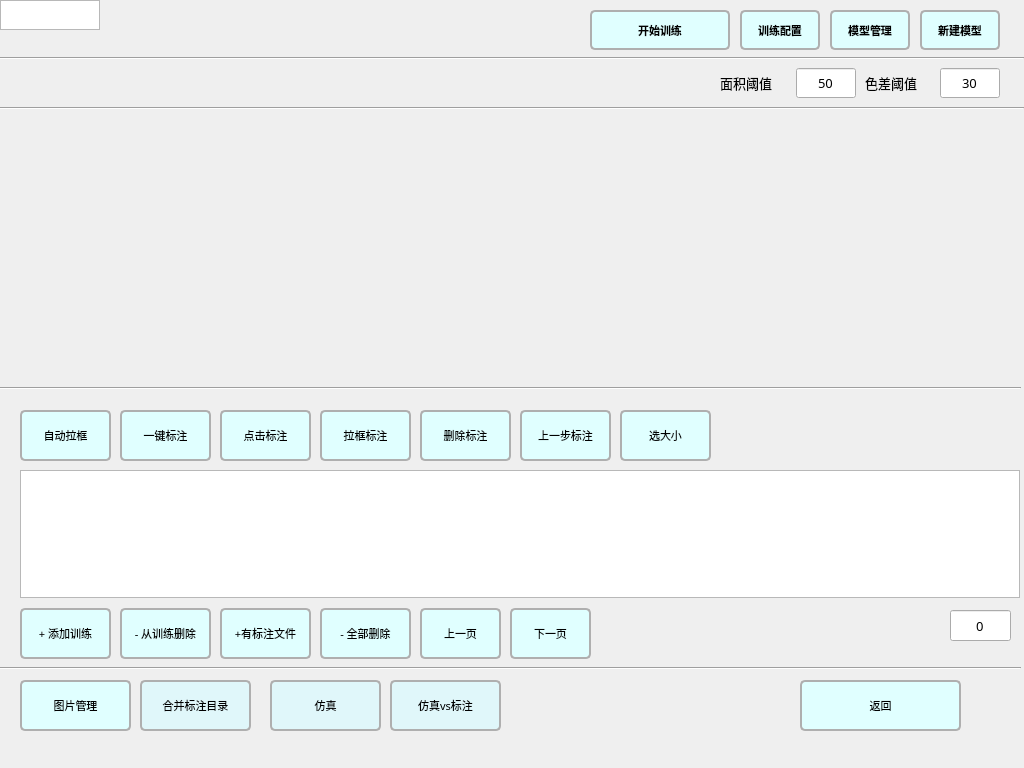
xiekai-aiai/duyisorter, file aimodelset.ui: the form before one commit.
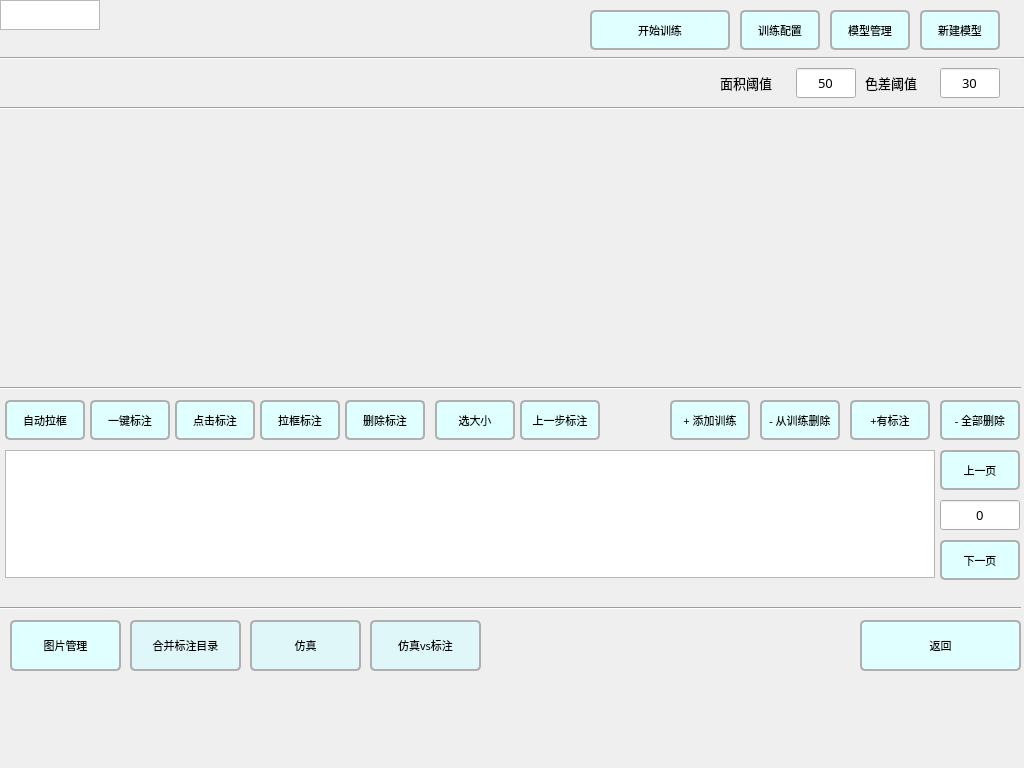
The form after the commit. Icons and pictures are not drawn.

Commit message:
UI 调整：按钮加粗、类别按钮 8 类上限、文字颜色
- aimodelset.ui: trainServerCfgPushButton/modelTrainPushButton/modelSelPushButton/modelNewPushButton 四个按钮字体改为 DejaVu Sans 8pt bold
- aimodelset.cpp: 类别按钮数量上限改为 8（setupClassCheckBoxes/新建模型对话框 addClsBtn）；新增 getClassTextColorTable() 按用户标注指定 10 类文字颜色；类别按钮圆角 5px；line 4445 注释 "最多 9 类" → "最多 8 类"
- aimodelset.h: 新增 getClassTextColorTable() 静态函数声明

The edit to the form file:
```diff
--- a/aimodelset.ui
+++ b/aimodelset.ui
@@ -137,8 +137,6 @@
     <font>
      <family>DejaVu Sans</family>
      <pointsize>8</pointsize>
-     <weight>75</weight>
-     <bold>true</bold>
     </font>
    </property>
    <property name="styleSheet">
@@ -174,8 +172,6 @@
     <font>
      <family>DejaVu Sans</family>
      <pointsize>8</pointsize>
-     <weight>75</weight>
-     <bold>true</bold>
     </font>
    </property>
    <property name="styleSheet">
@@ -211,8 +207,8 @@
     <font>
      <family>DejaVu Sans</family>
      <pointsize>8</pointsize>
-     <weight>75</weight>
-     <bold>true</bold>
+     <weight>50</weight>
+     <bold>false</bold>
     </font>
    </property>
    <property name="styleSheet">
@@ -238,10 +234,10 @@
   <widget class="QPushButton" name="oneKeyAnnoPushButton">
    <property name="geometry">
     <rect>
-     <x>120</x>
-     <y>410</y>
-     <width>91</width>
-     <height>51</height>
+     <x>90</x>
+     <y>400</y>
+     <width>80</width>
+     <height>40</height>
     </rect>
    </property>
    <property name="font">
@@ -273,10 +269,10 @@
   <widget class="QPushButton" name="drawAnnoPushButton">
    <property name="geometry">
     <rect>
-     <x>320</x>
-     <y>410</y>
-     <width>91</width>
-     <height>51</height>
+     <x>260</x>
+     <y>400</y>
+     <width>80</width>
+     <height>40</height>
     </rect>
    </property>
    <property name="font">
@@ -308,10 +304,10 @@
   <widget class="QPushButton" name="addTrainListPushButton">
    <property name="geometry">
     <rect>
-     <x>20</x>
-     <y>608</y>
-     <width>91</width>
-     <height>51</height>
+     <x>670</x>
+     <y>400</y>
+     <width>80</width>
+     <height>40</height>
     </rect>
    </property>
    <property name="font">
@@ -343,10 +339,10 @@
   <widget class="QPushButton" name="erasePushButton">
    <property name="geometry">
     <rect>
-     <x>420</x>
-     <y>410</y>
-     <width>91</width>
-     <height>51</height>
+     <x>345</x>
+     <y>400</y>
+     <width>80</width>
+     <height>40</height>
     </rect>
    </property>
    <property name="font">
@@ -378,8 +374,8 @@
   <widget class="QPushButton" name="importImgPushButton">
    <property name="geometry">
     <rect>
-     <x>20</x>
-     <y>680</y>
+     <x>10</x>
+     <y>620</y>
      <width>111</width>
      <height>51</height>
     </rect>
@@ -413,8 +409,8 @@
   <widget class="QPushButton" name="mergeImgPushButton">
    <property name="geometry">
     <rect>
-     <x>140</x>
-     <y>680</y>
+     <x>130</x>
+     <y>620</y>
      <width>111</width>
      <height>51</height>
     </rect>
@@ -449,9 +445,9 @@
    <property name="geometry">
     <rect>
      <x>520</x>
-     <y>410</y>
-     <width>91</width>
-     <height>51</height>
+     <y>400</y>
+     <width>80</width>
+     <height>40</height>
     </rect>
    </property>
    <property name="font">
@@ -487,10 +483,10 @@
   <widget class="QPushButton" name="m_prevBtn">
    <property name="geometry">
     <rect>
-     <x>420</x>
-     <y>608</y>
-     <width>81</width>
-     <height>51</height>
+     <x>940</x>
+     <y>450</y>
+     <width>80</width>
+     <height>40</height>
     </rect>
    </property>
    <property name="font">
@@ -522,10 +518,10 @@
   <widget class="QPushButton" name="m_nextBtn">
    <property name="geometry">
     <rect>
-     <x>510</x>
-     <y>608</y>
-     <width>81</width>
-     <height>51</height>
+     <x>940</x>
+     <y>540</y>
+     <width>80</width>
+     <height>40</height>
     </rect>
    </property>
    <property name="font">
@@ -557,10 +553,10 @@
   <widget class="QLineEdit" name="m_curPagelineEdit">
    <property name="geometry">
     <rect>
-     <x>950</x>
-     <y>610</y>
-     <width>61</width>
-     <height>31</height>
+     <x>940</x>
+     <y>500</y>
+     <width>80</width>
+     <height>30</height>
     </rect>
    </property>
    <property name="text">
@@ -573,8 +569,8 @@
   <widget class="QPushButton" name="backPushButton">
    <property name="geometry">
     <rect>
-     <x>800</x>
-     <y>680</y>
+     <x>860</x>
+     <y>620</y>
      <width>161</width>
      <height>51</height>
     </rect>
@@ -609,7 +605,7 @@
    <property name="geometry">
     <rect>
      <x>750</x>
-     <y>616</y>
+     <y>580</y>
      <width>190</width>
      <height>20</height>
     </rect>
@@ -666,7 +662,7 @@
    <property name="geometry">
     <rect>
      <x>0</x>
-     <y>660</y>
+     <y>600</y>
      <width>1021</width>
      <height>16</height>
     </rect>
@@ -678,9 +674,9 @@
   <widget class="QListWidget" name="m_imageList">
    <property name="geometry">
     <rect>
-     <x>20</x>
-     <y>470</y>
-     <width>1000</width>
+     <x>5</x>
+     <y>450</y>
+     <width>930</width>
      <height>128</height>
     </rect>
    </property>
@@ -694,10 +690,10 @@
   <widget class="QPushButton" name="delTrainListPushButton">
    <property name="geometry">
     <rect>
-     <x>120</x>
-     <y>608</y>
-     <width>91</width>
-     <height>51</height>
+     <x>760</x>
+     <y>400</y>
+     <width>80</width>
+     <height>40</height>
     </rect>
    </property>
    <property name="font">
@@ -729,10 +725,10 @@
   <widget class="QPushButton" name="fgPushButton">
    <property name="geometry">
     <rect>
-     <x>20</x>
-     <y>410</y>
-     <width>91</width>
-     <height>51</height>
+     <x>5</x>
+     <y>400</y>
+     <width>80</width>
+     <height>40</height>
     </rect>
    </property>
    <property name="font">
@@ -774,10 +770,10 @@
   <widget class="QPushButton" name="selectAnnoPushButton">
    <property name="geometry">
     <rect>
-     <x>220</x>
-     <y>410</y>
-     <width>91</width>
-     <height>51</height>
+     <x>175</x>
+     <y>400</y>
+     <width>80</width>
+     <height>40</height>
     </rect>
    </property>
    <property name="font">
@@ -819,8 +815,8 @@
     <font>
      <family>DejaVu Sans</family>
      <pointsize>8</pointsize>
-     <weight>75</weight>
-     <bold>true</bold>
+     <weight>50</weight>
+     <bold>false</bold>
     </font>
    </property>
    <property name="styleSheet">
@@ -859,10 +855,10 @@
   <widget class="QPushButton" name="addAllLabeledTrainListPushButton">
    <property name="geometry">
     <rect>
-     <x>220</x>
-     <y>608</y>
-     <width>91</width>
-     <height>51</height>
+     <x>850</x>
+     <y>400</y>
+     <width>80</width>
+     <height>40</height>
     </rect>
    </property>
    <property name="font">
@@ -888,16 +884,16 @@
 	   background-color: lightgrey;}</string>
    </property>
    <property name="text">
-    <string>+有标注文件</string>
+    <string>+有标注</string>
    </property>
   </widget>
   <widget class="QPushButton" name="delTrainListAllPushButton">
    <property name="geometry">
     <rect>
-     <x>320</x>
-     <y>608</y>
-     <width>91</width>
-     <height>51</height>
+     <x>940</x>
+     <y>400</y>
+     <width>80</width>
+     <height>40</height>
     </rect>
    </property>
    <property name="font">
@@ -1010,8 +1006,8 @@
   <widget class="QPushButton" name="batchValidImgPushButton">
    <property name="geometry">
     <rect>
-     <x>270</x>
-     <y>680</y>
+     <x>250</x>
+     <y>620</y>
      <width>111</width>
      <height>51</height>
     </rect>
@@ -1052,8 +1048,8 @@
   <widget class="QPushButton" name="validvsAnnoImgPushButton">
    <property name="geometry">
     <rect>
-     <x>390</x>
-     <y>680</y>
+     <x>370</x>
+     <y>620</y>
      <width>111</width>
      <height>51</height>
     </rect>
@@ -1094,10 +1090,10 @@
   <widget class="QPushButton" name="areaThresholdAnnoPushButton">
    <property name="geometry">
     <rect>
-     <x>620</x>
-     <y>410</y>
-     <width>91</width>
-     <height>51</height>
+     <x>435</x>
+     <y>400</y>
+     <width>80</width>
+     <height>40</height>
     </rect>
    </property>
    <property name="font">
```
The commit also changes 2 other files.
